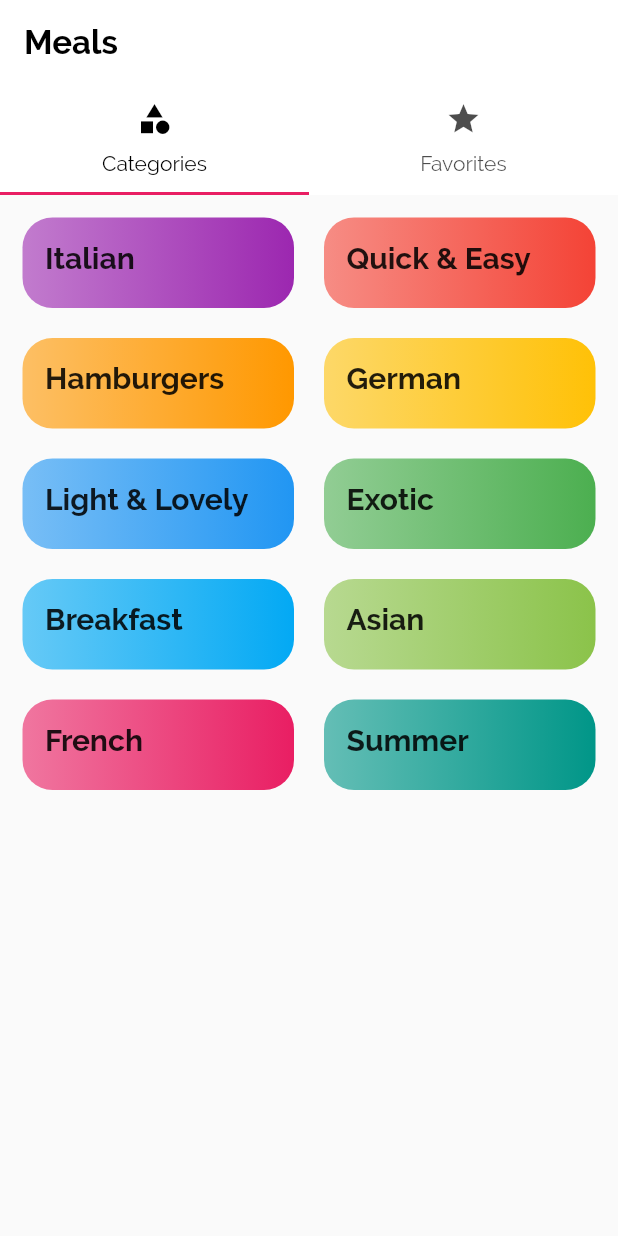
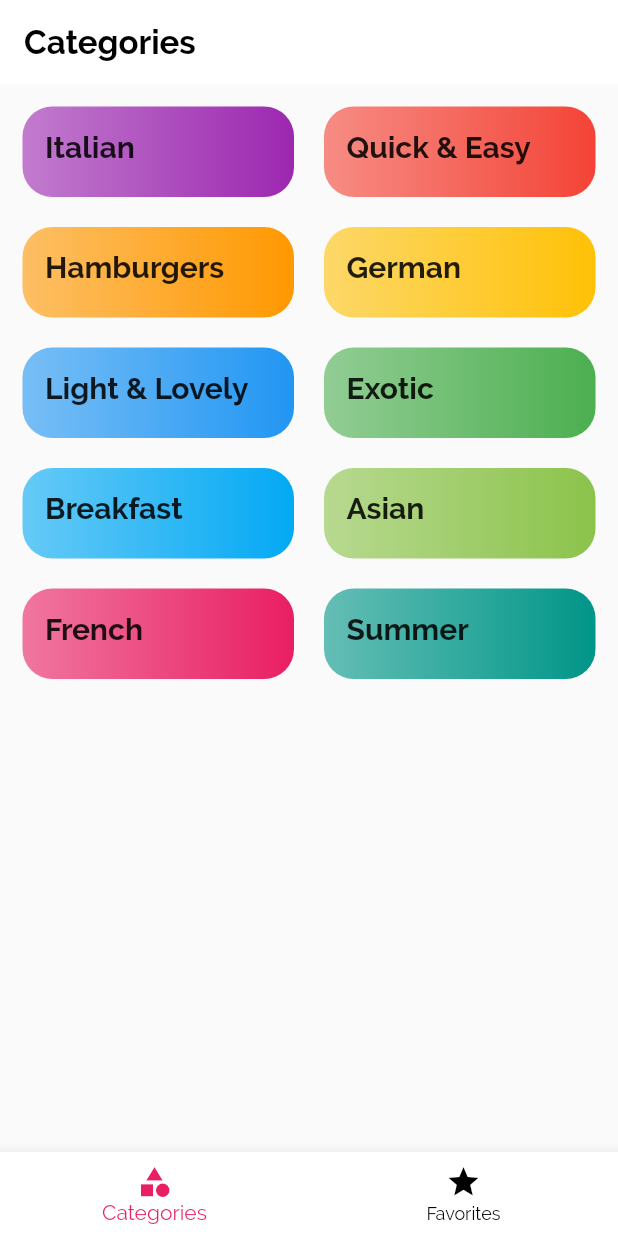
Before and after one commit to mennaawalid/meals_app, a Flutter app: the screen it shows after launch, on a phone screen of 412 x 824 dp. Run offline on Flutter 3.47's test engine with Material 2 defaults, Android fonts, the phone set to English and light mode, and no system bars.

```diff
--- a/lib/screens/tabs_screen.dart
+++ b/lib/screens/tabs_screen.dart
@@ -11,35 +11,46 @@ class TabsScreen extends StatefulWidget {
 }
 
 class _TabsScreenState extends State<TabsScreen> {
+  final List<Map<String, Object>> pages = [
+    {'page': const CategoriesScreen(), 'title': 'Categories'},
+    {'page': const FavoritesScreen(), 'title': 'Favorites'},
+  ];
+
+  int _selectedPageIndex = 0;
+
+  void _selectPage(int index) {
+    setState(() {
+      _selectedPageIndex = index;
+    });
+  }
+
   @override
   Widget build(BuildContext context) {
-    return DefaultTabController(
-      length: 2,
-      child: Scaffold(
+    return Scaffold(
       appBar: AppBar(
-          title: const Text('Meals'),
-          bottom: const TabBar(
-              labelColor: Colors.black,
-              indicatorColor: Colors.pink,
-              tabs: [
-                Tab(
-                  text: 'Categories',
+        title: Text(pages[_selectedPageIndex]['title'].toString()),
+      ),
+      body: pages[_selectedPageIndex]['page'] as Widget,
+      bottomNavigationBar: BottomNavigationBar(
+        currentIndex: _selectedPageIndex,
+        onTap: _selectPage,
+        backgroundColor: Theme.of(context).colorScheme.onPrimary,
+        selectedItemColor: Theme.of(context).colorScheme.primary,
+        unselectedItemColor: Colors.black,
+        items: const [
+          BottomNavigationBarItem(
+            label: 'Categories',
             icon: Icon(
               Icons.category,
             ),
           ),
-                Tab(
-                  text: 'Favorites',
+          BottomNavigationBarItem(
+            label: 'Favorites',
             icon: Icon(
               Icons.star,
             ),
           ),
-              ]),
-        ),
-        body: const TabBarView(children: [
-          CategoriesScreen(),
-          FavoritesScreen(),
-        ]),
+        ],
       ),
     );
   }
```
Lines whose indentation alone changed are shown as unchanged.
